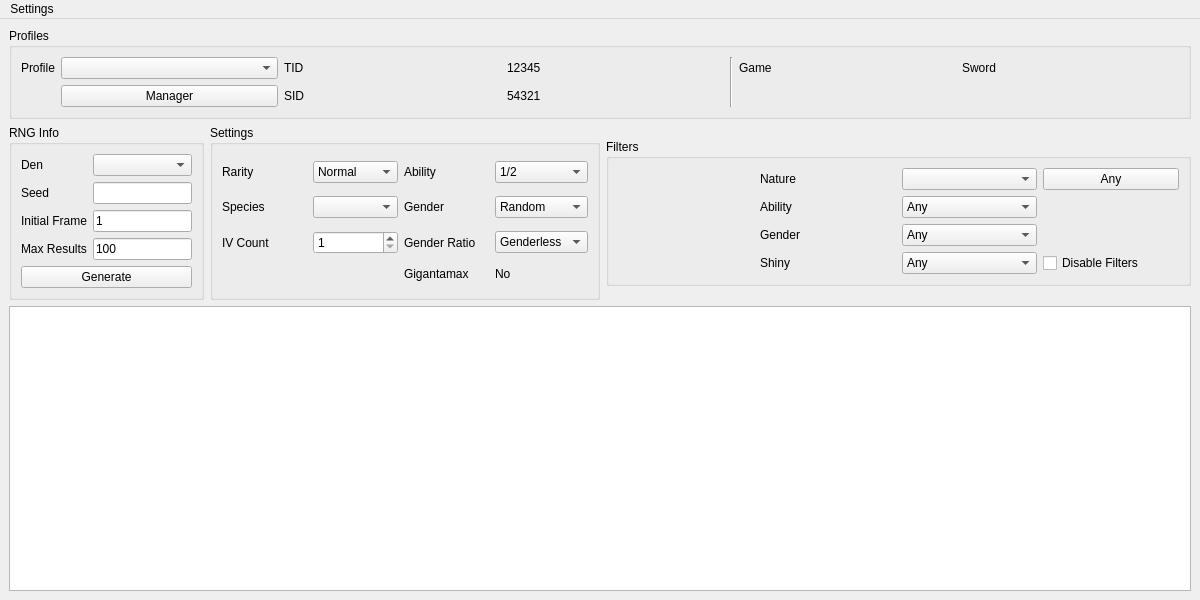
Before: the Qt Designer form Forms/MainWindow.ui in Admiral-Fish/RaidFinder, drawn with Qt 5.
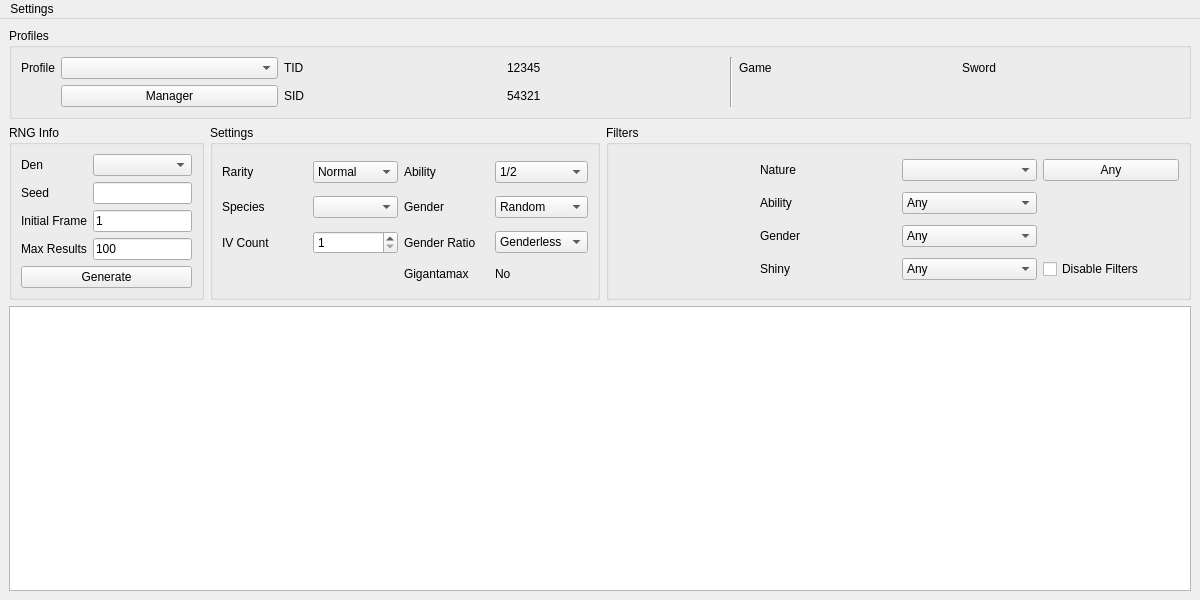
After: the same form once the commit is applied. Custom widgets are drawn as their Qt base class.

The edit to the form file:
```diff
--- a/Forms/MainWindow.ui
+++ b/Forms/MainWindow.ui
@@ -375,7 +375,7 @@
     <item row="1" column="2">
      <widget class="QGroupBox" name="groupBoxStationaryFilter">
       <property name="sizePolicy">
-       <sizepolicy hsizetype="Preferred" vsizetype="Fixed">
+       <sizepolicy hsizetype="Preferred" vsizetype="Minimum">
         <horstretch>3</horstretch>
         <verstretch>2</verstretch>
        </sizepolicy>
```
Left out of the diff: 4 changed lines with no effect on the pictures.
